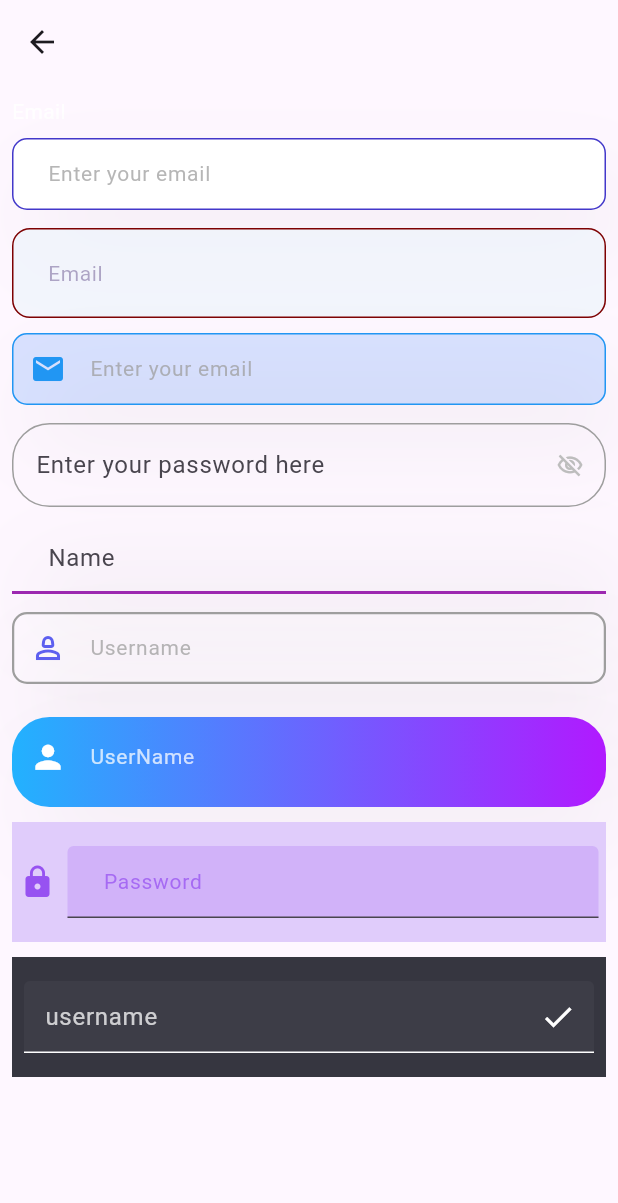
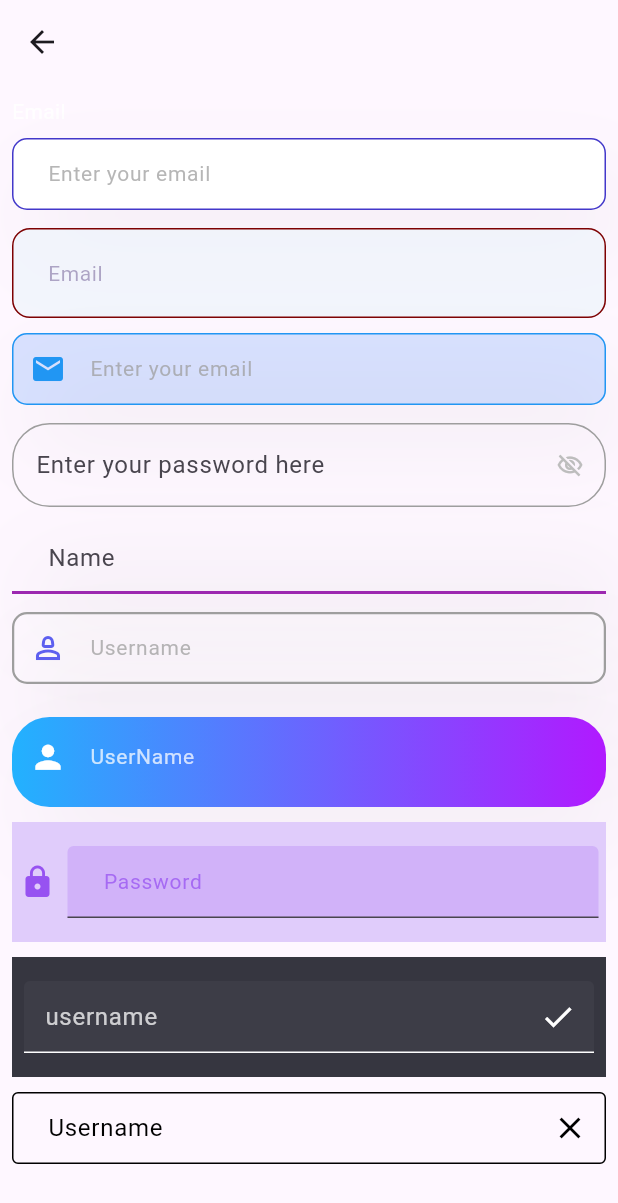
Before and after one commit to KhubaibJamal/FYP, a Flutter app: the InputTextFields screen opened directly, on a phone screen of 412 x 824 dp. Shown: the top 1203 px of the screen. Run offline on Flutter 3.47's test engine with Material 3 defaults, Android fonts, the phone set to English and light mode, and no system bars.

Commit message:
textfield: adding input text field with clear icon

```diff
--- a/lib/home/input_text_fields.dart
+++ b/lib/home/input_text_fields.dart
@@ -1,5 +1,6 @@
 import 'package:flutter/material.dart';
 import 'package:fyp/text%20fields/input_text_field1.dart';
+import 'package:fyp/text%20fields/input_text_field10.dart';
 import 'package:fyp/text%20fields/input_text_field2.dart';
 import 'package:fyp/text%20fields/input_text_field3.dart';
 import 'package:fyp/text%20fields/input_text_field4.dart';
@@ -64,6 +65,12 @@ class InputTextFields extends StatelessWidget {
                 controller: controller,
                 hintText: "username",
               ),
+              const SizedBox(height: 10),
+              InputTextField10(
+                inputController: controller,
+                hintText: "Khubaib",
+                labelText: "Username",
+              ),
             ],
           ),
         ),
--- /dev/null
+++ b/lib/text fields/input_text_field10.dart
@@ -0,0 +1,50 @@
+import 'package:flutter/material.dart';
+
+class InputTextField10 extends StatelessWidget {
+  final TextEditingController inputController;
+  final String hintText;
+  final String labelText;
+  const InputTextField10({
+    Key? key,
+    required this.inputController,
+    required this.hintText,
+    required this.labelText,
+  }) : super(key: key);
+
+  @override
+  Widget build(BuildContext context) {
+    return TextField(
+      controller: inputController,
+      onChanged: (value) {},
+      style: const TextStyle(fontSize: 14, color: Colors.black),
+      decoration: InputDecoration(
+        hintText: hintText,
+        labelText: labelText,
+        suffixIcon: IconButton(
+          onPressed: () {
+            inputController.clear();
+          },
+          icon: const Icon(
+            Icons.close,
+            color: Colors.black,
+          ),
+        ),
+        labelStyle: const TextStyle(color: Colors.black),
+        hintStyle: const TextStyle(color: Colors.black),
+        contentPadding: const EdgeInsets.symmetric(horizontal: 20.0),
+        border: const OutlineInputBorder(
+          borderSide: BorderSide(color: Colors.black, width: 1.0),
+        ),
+        focusedBorder: const OutlineInputBorder(
+          borderSide: BorderSide(color: Colors.black, width: 1.0),
+        ),
+        errorBorder: const OutlineInputBorder(
+          borderSide: BorderSide(color: Colors.red, width: 1.0),
+        ),
+        enabledBorder: const OutlineInputBorder(
+          borderSide: BorderSide(color: Colors.black, width: 1.0),
+        ),
+      ),
+    );
+  }
+}
```
